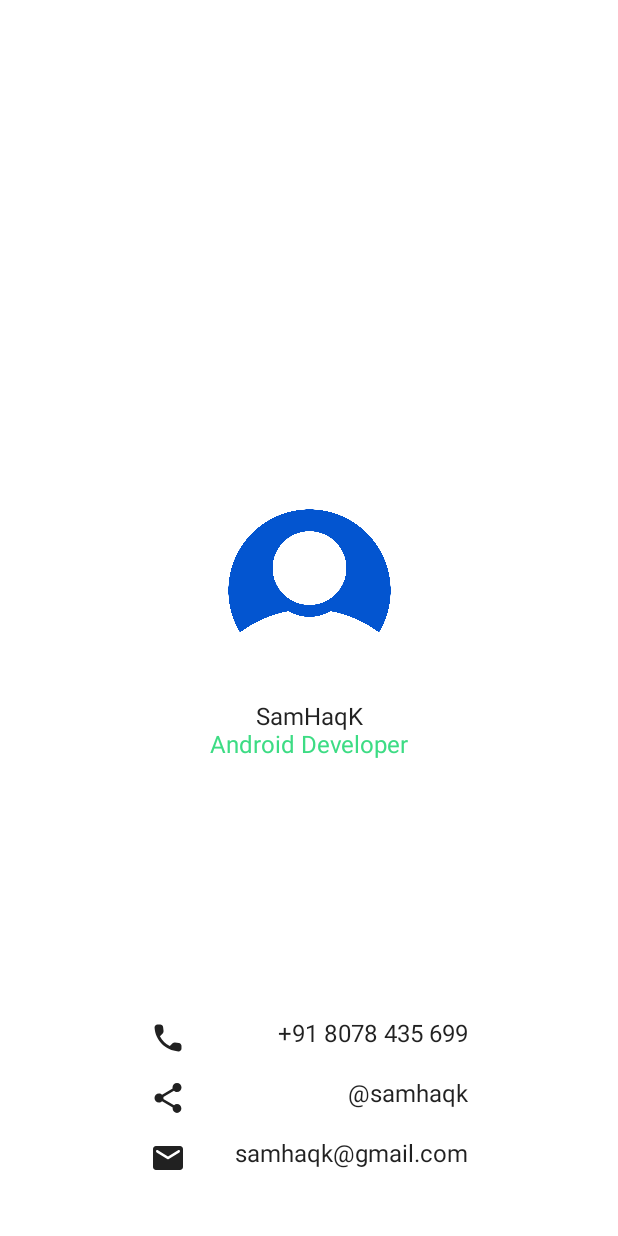
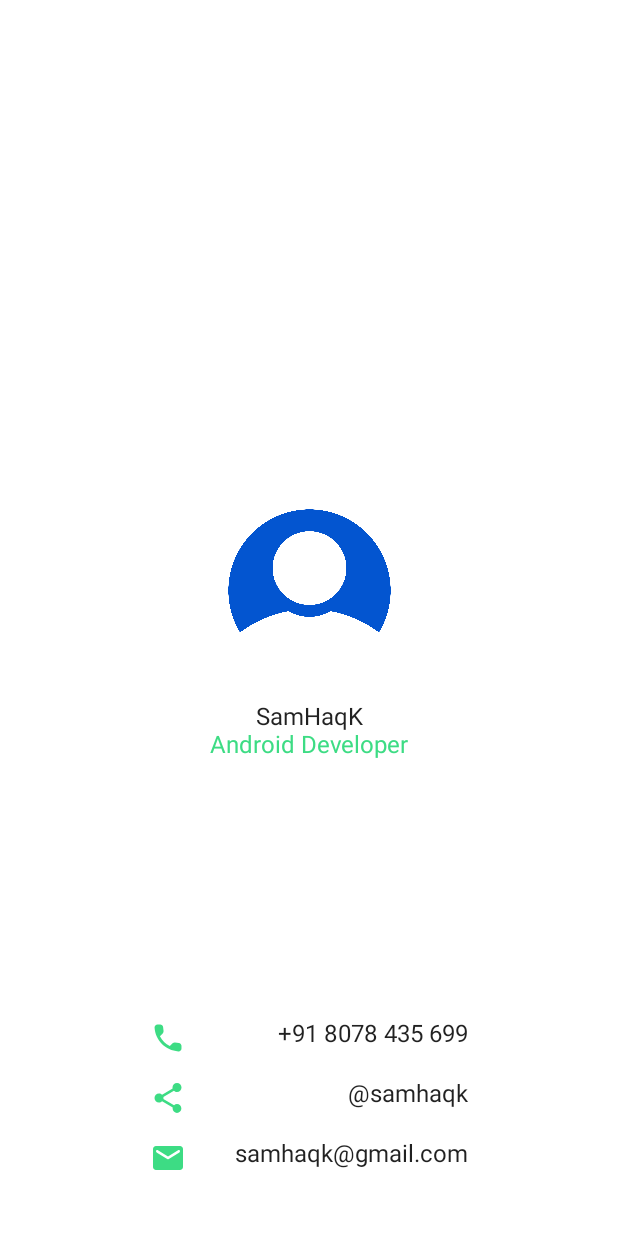
Before and after one commit to sameemul-haque/Android-Basics-with-Compose-Tutorial, an Android app built with Jetpack Compose: the screen it shows after launch (MainActivity), on a phone screen of 412 x 824 dp. Run offline under Robolectric (Android 15) with nearby library versions, the phone set to English and light mode, and no system bars.

Commit message:
icon tint added

```diff
--- a/app/src/main/java/com/samhaqk/businesscard/MainActivity.kt
+++ b/app/src/main/java/com/samhaqk/businesscard/MainActivity.kt
@@ -49,7 +49,7 @@ fun BottomCardRow(info: String, iconName: ImageVector) {
             .padding(top = 8.dp, bottom = 8.dp),
         horizontalArrangement = Arrangement.SpaceBetween
     ) {
-        Icon(iconName, contentDescription = null)
+        Icon(iconName, contentDescription = null,tint = Color(0xFF3ddc84))
         Text(info)
     }
 }
```
